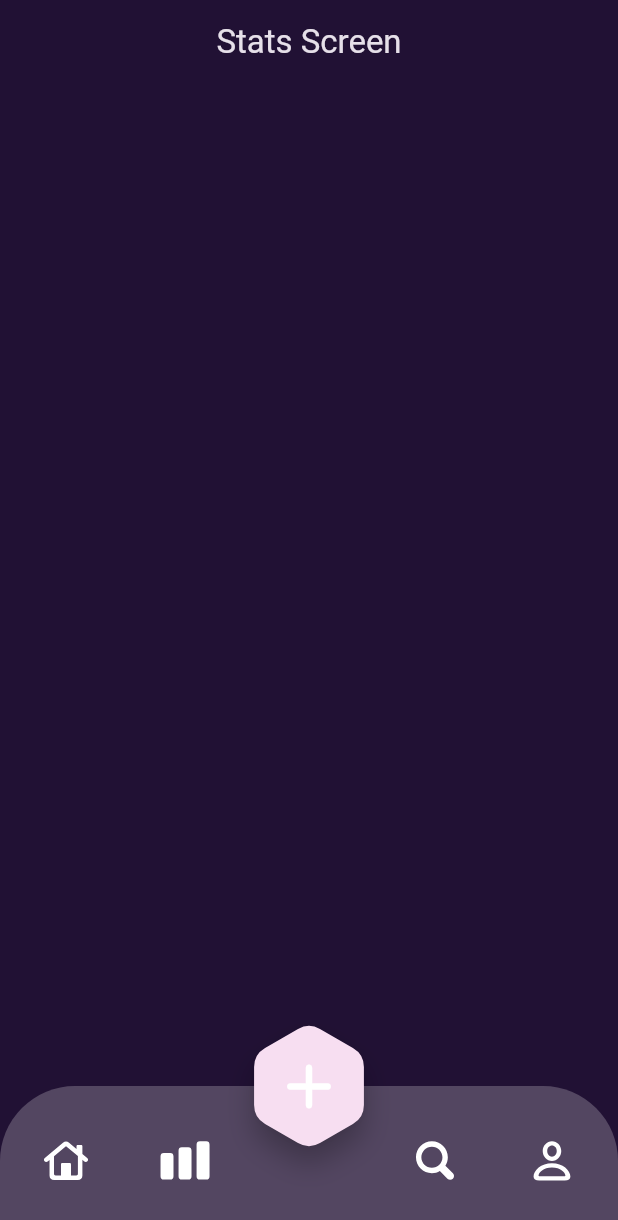
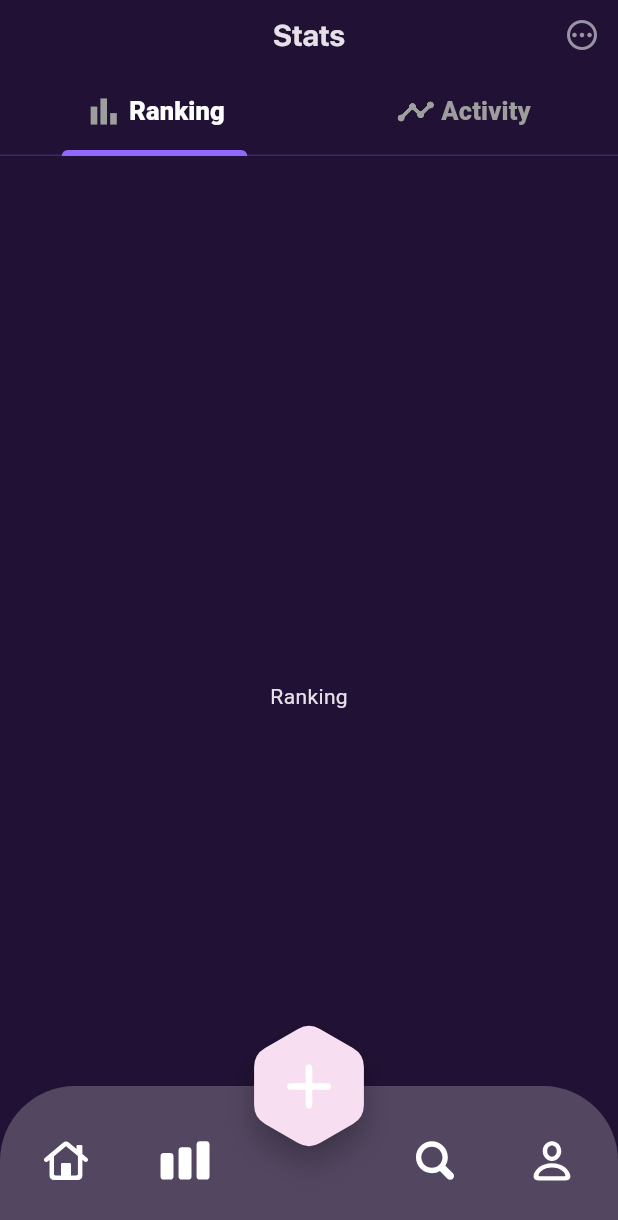
Before and after one commit to yousefsobhy12/Mini_NFT_Marketplace_With_Modern_UI, a Flutter app: the screen it shows after launch, item 2 of the bottom bar chosen, on a phone screen of 412 x 824 dp. Shown: the top 1220 px of the screen. Run offline on Flutter 3.47's test engine with Material 3 defaults, Android fonts, the phone set to English and light mode, and no system bars; our stand-ins replace flutter_svg; Roboto replaces fonts that are missing (sf_pro_text).

Commit message:
feat: complete stats screen app bar and tab bar, and add app themes in themes folder

```diff
--- a/lib/core/resources/routes_manager.dart
+++ b/lib/core/resources/routes_manager.dart
@@ -2,12 +2,14 @@ import 'package:flutter/material.dart';
 import 'package:mini_nft_marketplace_with_modern_ui/features/home/screens/home.dart';
 import 'package:mini_nft_marketplace_with_modern_ui/features/home/screens/home_screen.dart';
 import 'package:mini_nft_marketplace_with_modern_ui/features/on_boarding/screens/on_boarding_screen.dart';
+import 'package:mini_nft_marketplace_with_modern_ui/features/stats/screens/stats_screen.dart';
 
 class RoutesManager {
   static Map<String, Widget Function(BuildContext context)> routes = {
     RoutesNames.kHome: (context) => Home(),
     RoutesNames.kOnBoardingScreen: (context) => OnBoardingScreen(),
     RoutesNames.kHomeScreen: (context) => HomeScreen(),
+    RoutesNames.kStatsScreen: (context) => StatsScreen(),
   };
 }
 
@@ -15,4 +17,5 @@ class RoutesNames {
   static const String kHome = 'Home';
   static const String kOnBoardingScreen = 'onBoardingScreen';
   static const String kHomeScreen = 'HomeScreen';
+  static const String kStatsScreen = 'StatsScreen';
 }
--- /dev/null
+++ b/lib/core/themes/app_theme.dart
@@ -0,0 +1,24 @@
+import 'package:flutter/material.dart';
+import '../resources/colors_manager.dart';
+
+class AppTheme {
+  static ThemeData appTheme = ThemeData.dark().copyWith(
+    appBarTheme: AppBarTheme(color: ColorsManager.kScaffoldBackgroundColor),
+    scaffoldBackgroundColor: ColorsManager.kScaffoldBackgroundColor,
+    tabBarTheme: TabBarThemeData(
+      labelColor: ColorsManager.white,
+      unselectedLabelColor: Colors.grey,
+      dividerColor: Color(0xff432369),
+      tabAlignment: TabAlignment.fill,
+      indicator: UnderlineTabIndicator(
+        borderRadius: BorderRadius.only(
+          topRight: Radius.circular(30),
+          topLeft: Radius.circular(30),
+        ),
+        borderSide: BorderSide(color: Color(0xff9068FF), width: 4),
+      ),
+      indicatorSize: TabBarIndicatorSize.label,
+      splashBorderRadius: BorderRadius.circular(16),
+    ),
+  );
+}
--- a/lib/features/stats/screens/stats_screen.dart
+++ b/lib/features/stats/screens/stats_screen.dart
@@ -1,12 +1,51 @@
 import 'package:flutter/material.dart';
+import 'package:mini_nft_marketplace_with_modern_ui/core/resources/colors_manager.dart';
+import 'package:mini_nft_marketplace_with_modern_ui/core/resources/fonts_manager.dart';
+
+import '../widgets/custom_tab_bar_item.dart';
 
 class StatsScreen extends StatelessWidget {
   const StatsScreen({super.key});
 
   @override
   Widget build(BuildContext context) {
-    return Scaffold(
-      appBar: AppBar(centerTitle: true, title: Text('Stats Screen')),
+    return DefaultTabController(
+      initialIndex: 0,
+      length: 2,
+      child: Scaffold(
+        appBar: AppBar(
+          centerTitle: true,
+          title: Text(
+            'Stats',
+            style: TextStyle(
+              fontSize: 20,
+              fontFamily: FontsManager.sfProDisplay,
+              fontWeight: FontWeight.w600,
+            ),
+          ),
+          actions: [
+            IconButton(
+              onPressed: () {},
+              icon: Icon(Icons.pending_outlined, color: Color(0xff9993A6)),
+            ),
+          ],
+          bottom: TabBar(
+            tabs: [
+              CustomTabBarItem(
+                title: 'Ranking',
+                icon: Icons.bar_chart_outlined,
+              ),
+              CustomTabBarItem(title: 'Activity', icon: Icons.timeline_rounded),
+            ],
+          ),
+        ),
+        body: TabBarView(
+          children: [
+            Center(child: Text('Ranking')),
+            Center(child: Text('Activity')),
+          ],
+        ),
+      ),
     );
   }
 }
--- /dev/null
+++ b/lib/features/stats/widgets/custom_tab_bar_item.dart
@@ -0,0 +1,33 @@
+import 'package:flutter/material.dart';
+
+import '../../../core/resources/fonts_manager.dart';
+
+class CustomTabBarItem extends StatelessWidget {
+  const CustomTabBarItem({super.key, required this.title, required this.icon});
+
+  final String title;
+  final IconData icon;
+
+  @override
+  Widget build(BuildContext context) {
+    return Padding(
+      padding: const EdgeInsets.all(15),
+      child: Row(
+        mainAxisSize: MainAxisSize.min,
+        mainAxisAlignment: MainAxisAlignment.center,
+        spacing: 4,
+        children: [
+          Icon(icon, color: Colors.grey, size: 26),
+          Text(
+            title,
+            style: TextStyle(
+              fontSize: 17,
+              fontFamily: FontsManager.sfProText,
+              fontWeight: FontWeight.w900,
+            ),
+          ),
+        ],
+      ),
+    );
+  }
+}
--- a/lib/main.dart
+++ b/lib/main.dart
@@ -1,6 +1,7 @@
 import 'package:flutter/material.dart';
 import 'package:mini_nft_marketplace_with_modern_ui/core/resources/colors_manager.dart';
 import 'package:mini_nft_marketplace_with_modern_ui/core/resources/routes_manager.dart';
+import 'package:mini_nft_marketplace_with_modern_ui/core/themes/app_theme.dart';
 
 void main() {
   runApp(NFTMarketplace());
@@ -13,10 +14,7 @@ class NFTMarketplace extends StatelessWidget {
   Widget build(BuildContext context) {
     return MaterialApp(
       debugShowCheckedModeBanner: false,
-      theme: ThemeData.dark().copyWith(
-        appBarTheme: AppBarTheme(color: ColorsManager.kScaffoldBackgroundColor),
-        scaffoldBackgroundColor: ColorsManager.kScaffoldBackgroundColor,
-      ),
+      theme: AppTheme.appTheme,
       routes: RoutesManager.routes,
       initialRoute: RoutesNames.kHome,
     );
```
